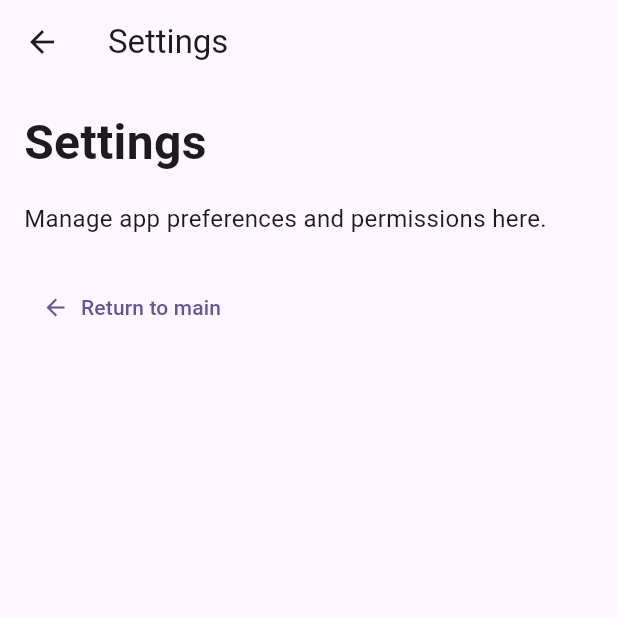
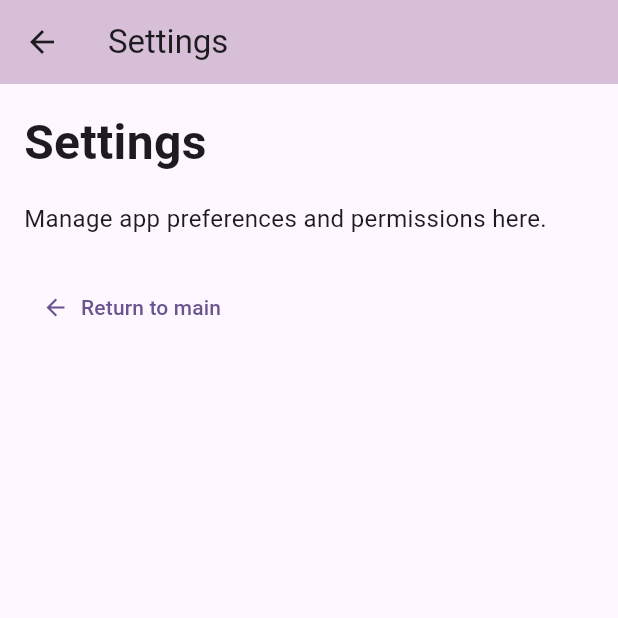
Before and after one commit to anshumanpatil/call-rec-cloud, a Flutter app: the SettingsPage screen opened by its route, on a phone screen of 412 x 824 dp, the top half of it. Run offline on Flutter 3.47's test engine with Material 3 defaults, Android fonts, the phone set to English and light mode, and no system bars; our stand-ins replace permission_handler, sqflite; missing offline and left inert: external_path; accounts and stored records are empty; project files that could hold a hidden picture were left out.

Commit message:
style: change appbar color to light purple across all pages
- Add lightPurpleColor (#D8BFD8) constant to theme.dart
- Update AppBar backgroundColor in recordings_page.dart
- Update AppBar backgroundColor in settings_page.dart
- Update AppBar backgroundColor in about_us_page.dart
- Add theme.dart imports to all pages for consistent color usage

```diff
--- a/lib/pages/about_us_page.dart
+++ b/lib/pages/about_us_page.dart
@@ -1,5 +1,6 @@
 import 'package:flutter/material.dart';
 import 'package:cll_upld/constants.dart';
+import 'package:cll_upld/theme/theme.dart';
 
 class AboutUsPage extends StatelessWidget {
   const AboutUsPage({super.key});
@@ -7,7 +8,10 @@ class AboutUsPage extends StatelessWidget {
   @override
   Widget build(BuildContext context) {
     return Scaffold(
-      appBar: AppBar(title: const Text(AppStrings.aboutUsTitle)),
+      appBar: AppBar(
+        backgroundColor: lightPurpleColor,
+        title: const Text(AppStrings.aboutUsTitle),
+      ),
       body: Padding(
         padding: const EdgeInsets.all(16.0),
         child: Column(
--- a/lib/pages/recordings_page.dart
+++ b/lib/pages/recordings_page.dart
@@ -4,6 +4,7 @@ import 'package:flutter/material.dart';
 
 import 'package:cll_upld/constants.dart';
 import 'package:cll_upld/repositories/recordings_repository.dart';
+import 'package:cll_upld/theme/theme.dart';
 import 'package:cll_upld/widgets/downloads_drawer.dart';
 import 'package:cll_upld/widgets/recordings_list.dart';
 
@@ -85,7 +86,7 @@ class _RecordingsPageState extends State<RecordingsPage> {
   Widget build(BuildContext context) {
     return Scaffold(
       appBar: AppBar(
-        backgroundColor: Theme.of(context).colorScheme.inversePrimary,
+        backgroundColor: lightPurpleColor,
         title: Text(widget.title),
       ),
       drawer: DownloadsDrawer(
--- a/lib/pages/settings_page.dart
+++ b/lib/pages/settings_page.dart
@@ -1,5 +1,6 @@
 import 'package:flutter/material.dart';
 import 'package:cll_upld/constants.dart';
+import 'package:cll_upld/theme/theme.dart';
 
 class SettingsPage extends StatelessWidget {
   const SettingsPage({super.key});
@@ -7,7 +8,10 @@ class SettingsPage extends StatelessWidget {
   @override
   Widget build(BuildContext context) {
     return Scaffold(
-      appBar: AppBar(title: const Text(AppStrings.settingsTitle)),
+      appBar: AppBar(
+        backgroundColor: lightPurpleColor,
+        title: const Text(AppStrings.settingsTitle),
+      ),
       body: Padding(
         padding: const EdgeInsets.all(16.0),
         child: Column(
--- a/lib/theme/theme.dart
+++ b/lib/theme/theme.dart
@@ -1,6 +1,7 @@
 import 'package:flutter/material.dart';
 
 const Color primaryColor = Color(0xFFFA9C7A);
+const Color lightPurpleColor = Color(0xFFD8BFD8); // Light purple for AppBar
 const Color screenBgColor = Color(0xFFFAFAFA);
 const Color whiteColor = Colors.white;
 const Color blackColor = Colors.black;
```
